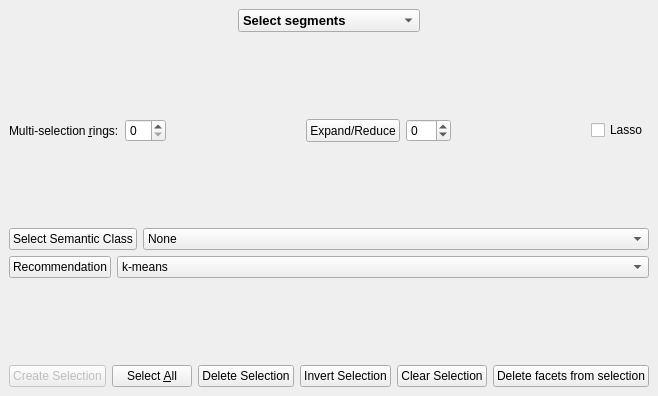
The window that src/Plugins/PMP/Selection_widget.ui (tudelft3d/3D_Urban_Mesh_Annotator) describes before a commit, drawn with Qt 5.
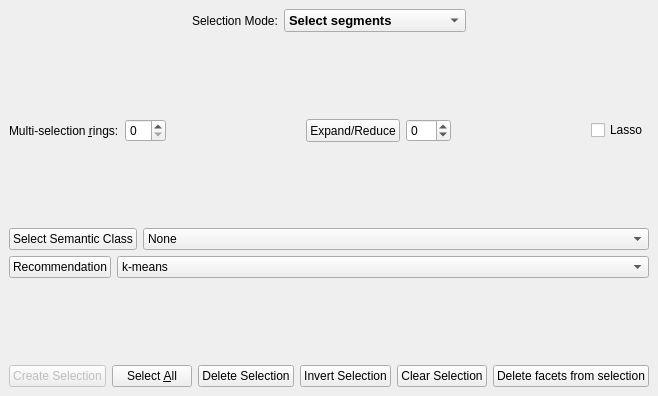
The same window after the commit.

```diff
--- a/src/Plugins/PMP/Selection_widget.ui
+++ b/src/Plugins/PMP/Selection_widget.ui
@@ -42,6 +42,13 @@
               </property>
              </spacer>
             </item>
+            <item>
+             <widget class="QLabel" name="selection_mode">
+              <property name="text">
+               <string>Selection Mode:</string>
+              </property>
+             </widget>
+            </item>
             <item>
              <widget class="QComboBox" name="Selection_type_combo_box">
               <property name="font">
```
